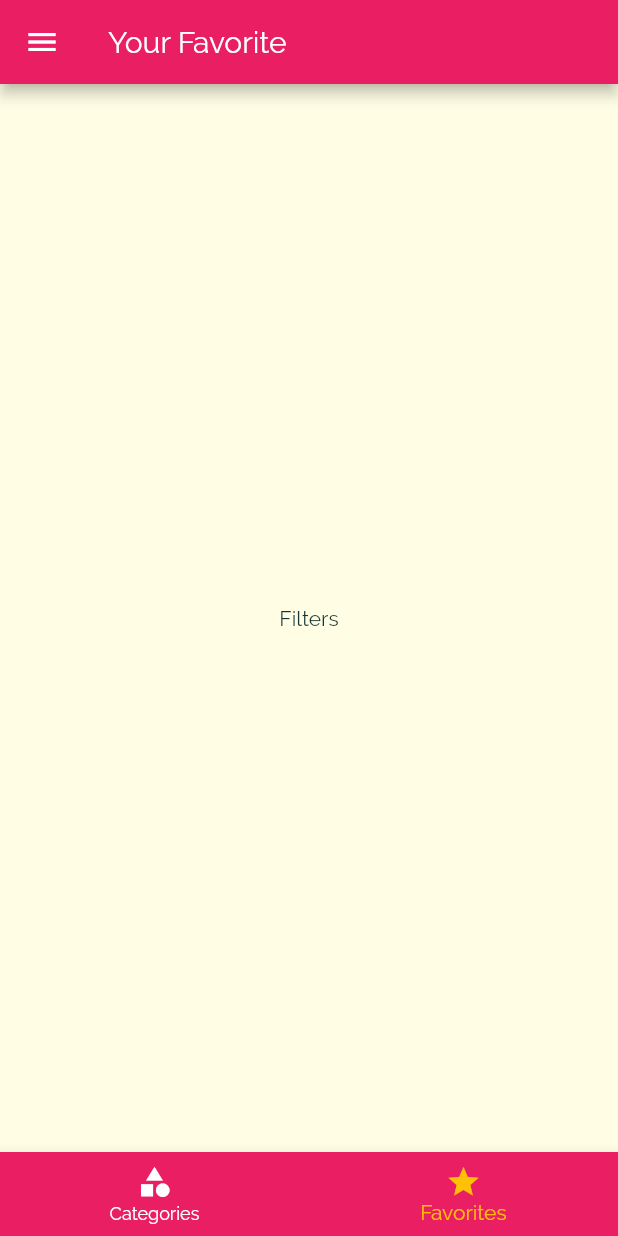
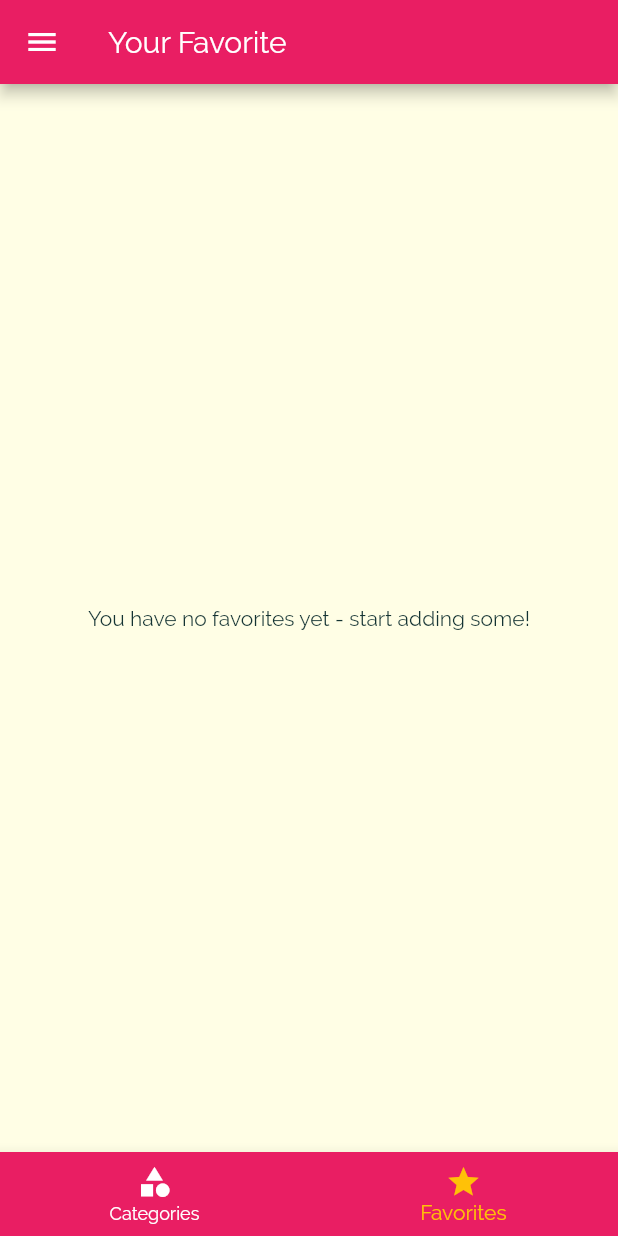
Before and after one commit to franklaercio/meals-app-flutter, a Flutter app: the screen it shows after launch, item 2 of the bottom bar chosen, on a phone screen of 412 x 824 dp. Run offline on Flutter 3.47's test engine with Material 2 defaults, Android fonts, the phone set to English and light mode, and no system bars.

Commit message:
Adding a mark as favorite

```diff
--- a/lib/main.dart
+++ b/lib/main.dart
@@ -27,6 +27,7 @@ class _MyAppState extends State<MyApp> {
   };
 
   List<Meal> _availableMeals = DUMMY_MEALS;
+  List<Meal> _favoritedMeals = [];
 
   void _setFilters(Map<String, bool> filterData) {
     setState(() {
@@ -54,6 +55,26 @@ class _MyAppState extends State<MyApp> {
     });
   }
 
+  void _toggleFavorite(String mealId) {
+    final existingIndex =
+        _favoritedMeals.indexWhere((meal) => meal.id == mealId);
+
+    if (existingIndex >= 0) {
+      setState(() {
+        _favoritedMeals.removeAt(existingIndex);
+      });
+    } else {
+      setState(() {
+        _favoritedMeals
+            .add(DUMMY_MEALS.firstWhere((meal) => meal.id == mealId));
+      });
+    }
+  }
+
+  bool _isMealFavorite(String id) {
+    return _favoritedMeals.any((meal) => meal.id == id);
+  }
+
   @override
   Widget build(BuildContext context) {
     return MaterialApp(
@@ -79,10 +100,11 @@ class _MyAppState extends State<MyApp> {
       ),
       debugShowCheckedModeBanner: false,
       routes: {
-        '/': (ctx) => TabsScreen(),
+        '/': (ctx) => TabsScreen(_favoritedMeals),
         CategoryMealsScreen.routeName: (ctx) =>
             CategoryMealsScreen(_availableMeals),
-        MealDetailScreen.routeName: (ctx) => MealDetailScreen(),
+        MealDetailScreen.routeName: (ctx) =>
+            MealDetailScreen(_toggleFavorite, _isMealFavorite),
         FiltersScreen.routeName: (ctx) => FiltersScreen(_filters, _setFilters),
       },
       // ignore: missing_return
--- a/lib/screens/category_meals_screen.dart
+++ b/lib/screens/category_meals_screen.dart
@@ -62,7 +62,6 @@ class _CategoryMealsScreenState extends State<CategoryMealsScreen> {
             duration: diplayedMeals[index].duration,
             affordability: diplayedMeals[index].affordability,
             complexity: diplayedMeals[index].complexity,
-            removeItem: _removeMeal,
           );
         },
         itemCount: diplayedMeals.length,
--- a/lib/screens/favorites_screen.dart
+++ b/lib/screens/favorites_screen.dart
@@ -1,12 +1,35 @@
 import 'package:flutter/material.dart';
 
+import '../models/meal.dart';
+import '../widgets/meal_item.dart';
+
 class FavoritesScreen extends StatelessWidget {
+  final List<Meal> favoriteMeals;
+
+  FavoritesScreen(this.favoriteMeals);
+
   @override
   Widget build(BuildContext context) {
-    return Container(
-      child: Center(
-        child: Text('Filters'),
-      ),
-    );
+    if (favoriteMeals.isEmpty) {
+      return Container(
+        child: Center(
+          child: Text('You have no favorites yet - start adding some!'),
+        ),
+      );
+    } else {
+      return ListView.builder(
+        itemBuilder: (context, index) {
+          return MealItem(
+            id: favoriteMeals[index].id,
+            title: favoriteMeals[index].title,
+            imageUrl: favoriteMeals[index].imageUrl,
+            duration: favoriteMeals[index].duration,
+            affordability: favoriteMeals[index].affordability,
+            complexity: favoriteMeals[index].complexity,
+          );
+        },
+        itemCount: favoriteMeals.length,
+      );
+    }
   }
 }
--- a/lib/screens/tabs_screen.dart
+++ b/lib/screens/tabs_screen.dart
@@ -1,21 +1,32 @@
 import 'package:flutter/material.dart';
 
+import '../models/meal.dart';
 import '../screens/favorites_screen.dart';
 import '../widgets/main_drawer.dart';
 import './categories_screen.dart';
 
 class TabsScreen extends StatefulWidget {
+  final List<Meal> favoriteMeals;
+
+  TabsScreen(this.favoriteMeals);
+
   @override
   _TabsScreenState createState() => _TabsScreenState();
 }
 
 class _TabsScreenState extends State<TabsScreen> {
-  final List<Map<String, Object>> _pages = [
-    {'page': CategoriesScreen(), 'title': 'Categories'},
-    {'page': FavoritesScreen(), 'title': 'Your Favorite'},
-  ];
+  List<Map<String, Object>> _pages;
+  int _selectedPageIndex = 0;
 
-  int _selectedPageIndex = 0;
+  @override
+  initState() {
+    _pages = [
+      {'page': CategoriesScreen(), 'title': 'Categories'},
+      {'page': FavoritesScreen(widget.favoriteMeals), 'title': 'Your Favorite'},
+    ];
+
+    super.initState();
+  }
 
   void _selectPage(int index) {
     setState(() {
```
Also changed, not shown: lib/screens/meal_detail_screen.dart (+7 -2 lines), lib/widgets/meal_item.dart (+4 -3 lines), lib/models/meal.dart (line endings or trailing spaces).
